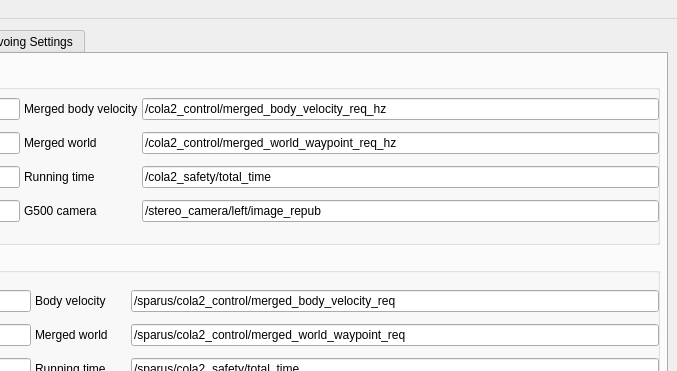
Above: ui/main_window.ui from srv/merbots_gui before the change; both pictures show x 603 to 1280 and y 0 to 371 of the 1280 by 750 pixel window. Below: the same form after it.
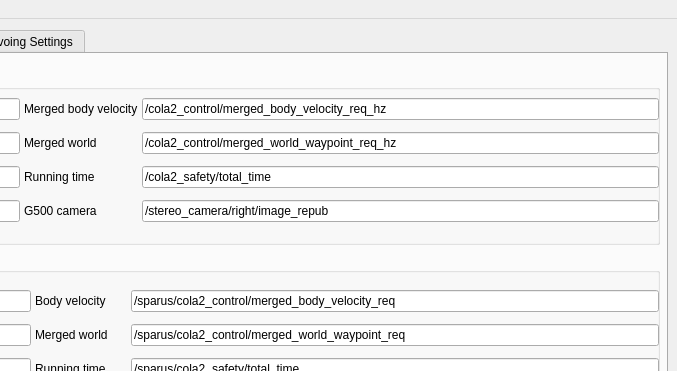
That is the form after the change. The open tabs and pages were chosen to show the change. Icons and pictures are not drawn.

What changed in the file:
```diff
--- a/ui/main_window.ui
+++ b/ui/main_window.ui
@@ -2059,7 +2059,7 @@
                <item row="4" column="3">
                 <widget class="QLineEdit" name="g500CameraTopic">
                  <property name="text">
-                  <string>/stereo_camera/left/image_repub</string>
+                  <string>/stereo_camera/right/image_repub</string>
                  </property>
                 </widget>
                </item>
```
